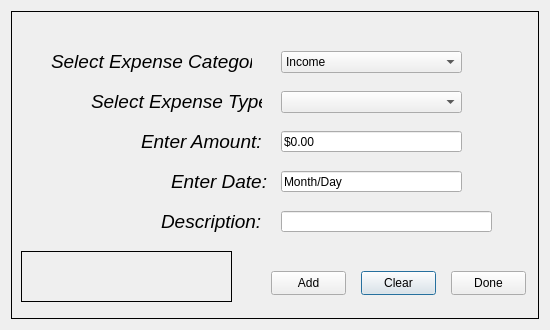
This is rsrc/UI/ExpensePopUp.ui in Winkelmann17/BudgetTool-Python as Qt 5 draws it before an edit. The edited form follows.
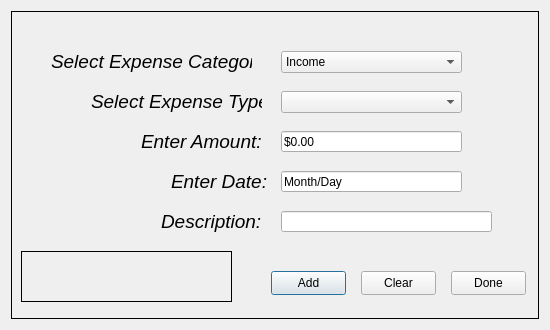
This is the edited form.

Commit message: expList Tab and Popup expense stuff complete*

The edit to the form file:
```diff
--- a/rsrc/UI/ExpensePopUp.ui
+++ b/rsrc/UI/ExpensePopUp.ui
@@ -173,6 +173,9 @@
       <property name="text">
        <string>Clear</string>
       </property>
+      <property name="autoDefault">
+       <bool>false</bool>
+      </property>
      </widget>
      <widget class="QLabel" name="enterDescLabel">
       <property name="geometry">
```
Left out of the diff: 3 changed lines with no effect on the pictures. The commit also changes 4 other files.
